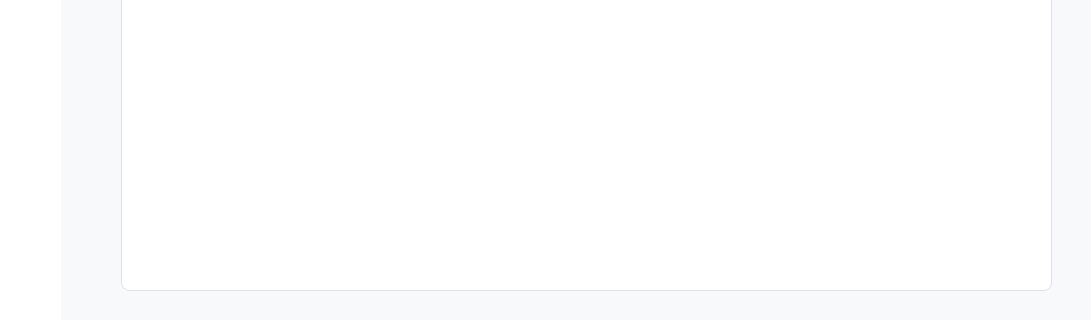
The window that sms-gui-v2/mainwindow.ui (AhmedGamal7207/Student-Management-System-ITI-GUI) describes before a commit, drawn with Qt 5; both pictures show x 189 to 1280 and y 400 to 720 of the 1280 by 720 pixel window.
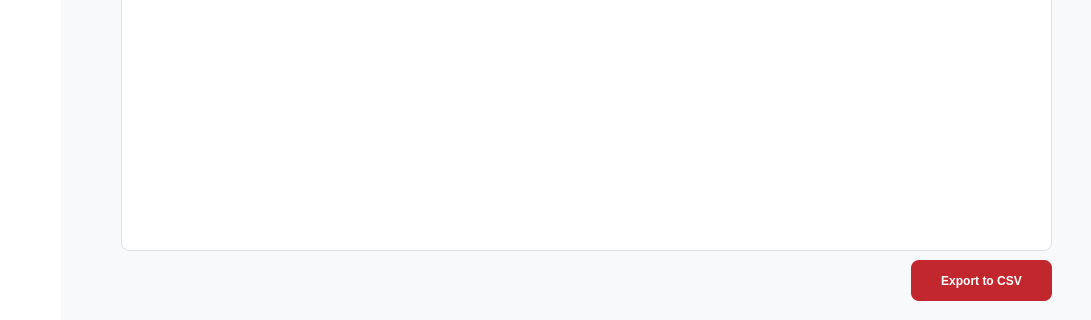
The same window after the commit. The open tabs and pages were chosen to show the change. Icons and pictures are not drawn.

Commit message: Added export to csv

```diff
--- a/sms-gui-v2/mainwindow.ui
+++ b/sms-gui-v2/mainwindow.ui
@@ -802,7 +802,7 @@
         <x>60</x>
         <y>160</y>
         <width>931</width>
-        <height>531</height>
+        <height>491</height>
        </rect>
       </property>
       <property name="styleSheet">
@@ -888,6 +888,22 @@
        </property>
       </item>
      </widget>
+     <widget class="QPushButton" name="btn_export">
+      <property name="geometry">
+       <rect>
+        <x>850</x>
+        <y>660</y>
+        <width>141</width>
+        <height>41</height>
+       </rect>
+      </property>
+      <property name="cursor">
+       <cursorShape>PointingHandCursor</cursorShape>
+      </property>
+      <property name="text">
+       <string>Export to CSV</string>
+      </property>
+     </widget>
     </widget>
     <widget class="QWidget" name="search_students_page">
      <widget class="QFrame" name="frame_title_4">
```
Left out of the diff: 2 changed lines with no effect on the pictures. The commit also changes 2 other files.
